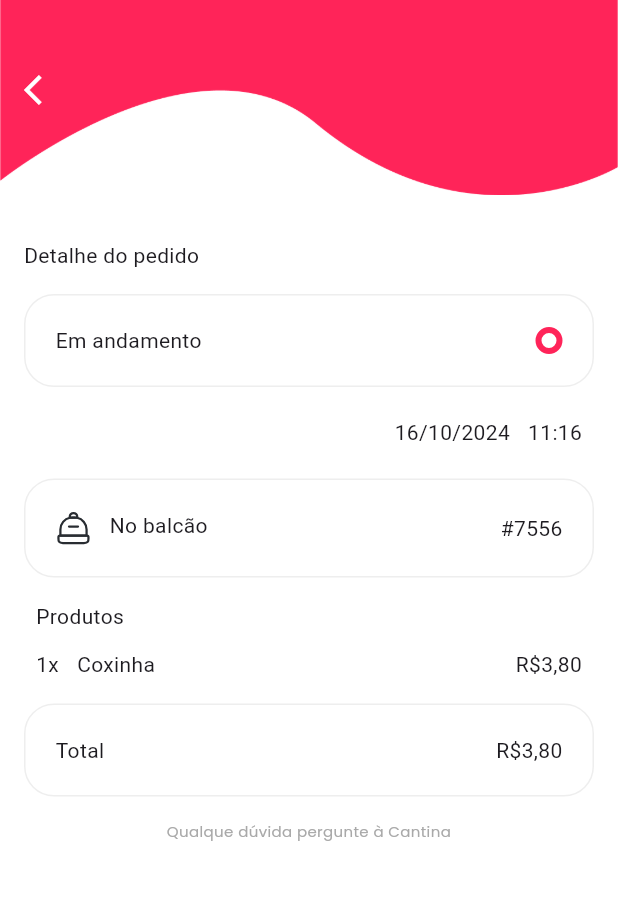
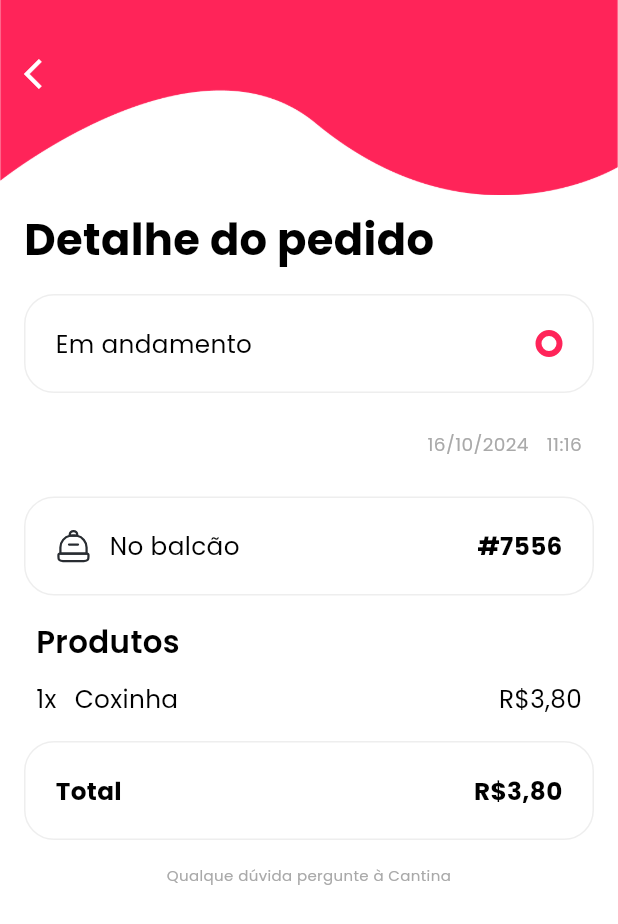
Before and after one commit to MJCantina/MJCantina-mobile-front-en, a Flutter app: the DetalhePedido screen opened directly, on a phone screen of 412 x 824 dp. Shown: the top 924 px of the screen. Run offline on Flutter 3.47's test engine with Material 3 defaults, Android fonts, the phone set to English and light mode, and no system bars; our stand-ins replace cloud_firestore, firebase_auth, firebase_core, flutter_secure_storage, flutter_svg, get and 1 more; accounts and stored records are empty.

Commit message:
addCart, pedidoedetivado

```diff
--- a/lib/core/configs/theme/app_fonts.dart
+++ b/lib/core/configs/theme/app_fonts.dart
@@ -4,40 +4,40 @@ import 'package:flutter/material.dart';
 import 'package:google_fonts/google_fonts.dart';
 
 class AppFonts {
-  static final titleFont = GoogleFonts.poppins(
-      fontSize: 32, color: AppColors.black, fontWeight: FontWeight.w700);
-  static final boldtitle = GoogleFonts.poppins(
-      fontSize: 20, color: AppColors.black, fontWeight: FontWeight.w700);
-  static final subtitle = GoogleFonts.poppins(
-      fontSize: 16, color: AppColors.grey, fontWeight: FontWeight.w400);
-  static final titleField = GoogleFonts.poppins(
-      fontSize: 16, color: AppColors.black, fontWeight: FontWeight.w600);
-  static final textFont = GoogleFonts.poppins(
-      fontSize: 16, color: AppColors.black, fontWeight: FontWeight.w400);
-  static final buttonText = GoogleFonts.poppins(
-      fontSize: 16, color: AppColors.white, fontWeight: FontWeight.bold);
-  static final payText = GoogleFonts.poppins(
-      fontSize: 16, color: AppColors.primary, fontWeight: FontWeight.bold);
-  static final profileDesc = GoogleFonts.poppins(
-      fontSize: 16, color: AppColors.grey, fontWeight: FontWeight.bold);
-  static final removeText = GoogleFonts.poppins(
-      fontSize: 12, color: AppColors.white, fontWeight: FontWeight.w800);
-  static final category = GoogleFonts.poppins(
-      fontSize: 12, color: AppColors.primary, fontWeight: FontWeight.w600);
-  static final plateDesc = GoogleFonts.poppins(
-      fontSize: 12, color: AppColors.black, fontWeight: FontWeight.w800);
-  static final textDesc = GoogleFonts.poppins(
-      fontSize: 12, color: AppColors.grey, fontWeight: FontWeight.w400);
-  static final labelBlack = GoogleFonts.poppins(
-      fontSize: 12, color: AppColors.black, fontWeight: FontWeight.w600);
-  static final labelRed = GoogleFonts.poppins(
-      fontSize: 12, color: AppColors.primary, fontWeight: FontWeight.w600);
-  static final labelWhite = GoogleFonts.poppins(
-      fontSize: 12, color: AppColors.white, fontWeight: FontWeight.w600);
-  static final placeHolder = GoogleFonts.poppins(
-      fontSize: 14, color: AppColors.grey, fontWeight: FontWeight.w500);
-  static final textHolder = GoogleFonts.poppins(
-      fontSize: 14, color: AppColors.black, fontWeight: FontWeight.w500);
+  // static final titleFont = GoogleFonts.poppins(
+  //     fontSize: 32, color: AppColors.black, fontWeight: FontWeight.w700);
+  // static final boldtitle = GoogleFonts.poppins(
+  //     fontSize: 20, color: AppColors.black, fontWeight: FontWeight.w700);
+  // static final subtitle = GoogleFonts.poppins(
+  //     fontSize: 16, color: AppColors.grey, fontWeight: FontWeight.w400);
+  // static final titleField = GoogleFonts.poppins(
+  //     fontSize: 16, color: AppColors.black, fontWeight: FontWeight.w600);
+  // static final textFont = GoogleFonts.poppins(
+  //     fontSize: 16, color: AppColors.black, fontWeight: FontWeight.w400);
+  // static final buttonText = GoogleFonts.poppins(
+  //     fontSize: 16, color: AppColors.white, fontWeight: FontWeight.bold);
+  // static final payText = GoogleFonts.poppins(
+  //     fontSize: 16, color: AppColors.primary, fontWeight: FontWeight.bold);
+  // static final profileDesc = GoogleFonts.poppins(
+  //     fontSize: 16, color: AppColors.grey, fontWeight: FontWeight.bold);
+  // static final removeText = GoogleFonts.poppins(
+  //     fontSize: 12, color: AppColors.white, fontWeight: FontWeight.w800);
+  // static final category = GoogleFonts.poppins(
+  //     fontSize: 12, color: AppColors.primary, fontWeight: FontWeight.w600);
+  // static final plateDesc = GoogleFonts.poppins(
+  //     fontSize: 12, color: AppColors.black, fontWeight: FontWeight.w800);
+  // static final textDesc = GoogleFonts.poppins(
+  //     fontSize: 12, color: AppColors.grey, fontWeight: FontWeight.w400);
+  // static final labelBlack = GoogleFonts.poppins(
+  //     fontSize: 12, color: AppColors.black, fontWeight: FontWeight.w600);
+  // static final labelRed = GoogleFonts.poppins(
+  //     fontSize: 12, color: AppColors.primary, fontWeight: FontWeight.w600);
+  // static final labelWhite = GoogleFonts.poppins(
+  //     fontSize: 12, color: AppColors.white, fontWeight: FontWeight.w600);
+  // static final placeHolder = GoogleFonts.poppins(
+  //     fontSize: 14, color: AppColors.grey, fontWeight: FontWeight.w500);
+  // static final textHolder = GoogleFonts.poppins(
+  //     fontSize: 14, color: AppColors.black, fontWeight: FontWeight.w500);
 
   static double _getFontSize(BuildContext context, double percentage) {
     double screenWidth = MediaQuery.of(context).size.width;
@@ -75,6 +75,7 @@ class AppFonts {
       fontWeight: FontWeight.w600,
     );
   }
+
   static TextStyle titleFieldUnderLine(BuildContext context) {
     return GoogleFonts.poppins(
       fontSize: _getFontSize(context, 0.05),  // 4% da largura da tela
@@ -83,6 +84,7 @@ class AppFonts {
       decoration: TextDecoration.underline,
     );
   }
+
   static TextStyle textFont(BuildContext context) {
     return GoogleFonts.poppins(
       fontSize: _getFontSize(context, 0.04),  // 4% da largura da tela
@@ -90,6 +92,7 @@ class AppFonts {
       fontWeight: FontWeight.w400,
     );
   }
+
   static TextStyle textFontMin(BuildContext context) {
     return GoogleFonts.poppins(
       fontSize: _getFontSize(context, 0.03),  // 3% da largura da tela
@@ -97,6 +100,7 @@ class AppFonts {
       fontWeight: FontWeight.w400,
     );
   }
+
   static TextStyle buttonTextMin(BuildContext context) {
     return GoogleFonts.poppins(
       fontSize: _getFontSize(context, 0.025),  // 4.5% da largura da tela
@@ -112,7 +116,6 @@ class AppFonts {
       fontWeight: FontWeight.bold,
     );
   }
-
 
   static TextStyle payText(BuildContext context) {
     return GoogleFonts.poppins(
--- a/lib/presentation/main_pages/home/home.dart
+++ b/lib/presentation/main_pages/home/home.dart
@@ -123,7 +123,6 @@ class _HomePageState extends State<HomePage> {
                   final products = snapshot.data!.docs
                       .map((doc) => doc.data() as Map<String, dynamic>)
                       .toList();
-
                   return ListView.builder(
                     physics: const NeverScrollableScrollPhysics(),
                     shrinkWrap: true,
--- a/lib/presentation/pagamento/finalscreen/pedidoefetivado.dart
+++ b/lib/presentation/pagamento/finalscreen/pedidoefetivado.dart
@@ -46,13 +46,16 @@ class _PedidoefetivadoState extends State<Pedidoefetivado> {
                         fontSize: 32,
                         color: AppColors.white,
                         fontWeight: FontWeight.w700)),
-                Text(
-                  'Seu pedido está na seção "Pedidos" do APP, \n você pode acompanhar o status do seu \n pedido a qualquer momento.',
-                  style: GoogleFonts.poppins(
-                      fontSize: 16,
-                      color: AppColors.white,
-                      fontWeight: FontWeight.w400),
-                  textAlign: TextAlign.center,
+                Padding(
+                  padding: const EdgeInsets.symmetric(horizontal: 16.0),
+                  child: Text(
+                    'Seu pedido está na seção "Pedidos" do APP, você pode acompanhar o status do seu pedido a qualquer momento.',
+                    style: GoogleFonts.poppins(
+                        fontSize: 16,
+                        color: AppColors.white,
+                        fontWeight: FontWeight.w400),
+                    textAlign: TextAlign.center,
+                  ),
                 ),
               ],
             ),
--- a/lib/presentation/pedidos/detalhepedido.dart
+++ b/lib/presentation/pedidos/detalhepedido.dart
@@ -190,7 +190,7 @@ class _DetalhePedidoState extends State<DetalhePedido> {
                                   borderRadius: BorderRadius.circular(15))),
                           child: Text(
                             'Pedir agora',
-                            style: AppFonts.buttonText,
+                            style: AppFonts.buttonText(context),
                           ),
                         )
                       : const SizedBox(width: 0),
--- a/lib/presentation/pedidos/item.dart
+++ b/lib/presentation/pedidos/item.dart
@@ -124,7 +124,8 @@ class ItemPage extends StatelessWidget {
               textAlign: TextAlign.left,
             ),
           ),
-          Container(
+          Expanded(
+            child: Container(
               width: double.infinity,
               padding: EdgeInsets.symmetric(horizontal: screenWidth * 0.05),
               child: Text(
@@ -133,11 +134,13 @@ class ItemPage extends StatelessWidget {
                 textAlign: TextAlign.left,
               ),
             ),
+          ),
           SizedBox(height: screenHeight * 0.1),
           CounterButton(
             onPressed: () {},
             title: 'Contador de Produtos',
           ),
+          SizedBox(height: 24),
         ],
       ),
     );
```
Also changed, not shown: lib/common/widgets/modals/addcartao.dart (added), 3 other files. Lines whose indentation alone changed are shown as unchanged.
